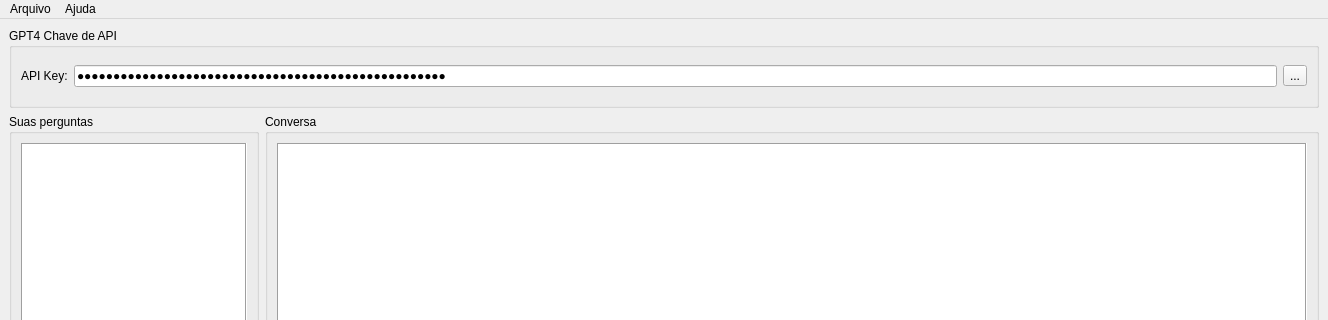
Qt form mainwindow.ui (marciusbezerra/GPT4-C-) before a commit; both pictures show x 0 to 1328 and y 0 to 320 of the 1328 by 833 pixel window.
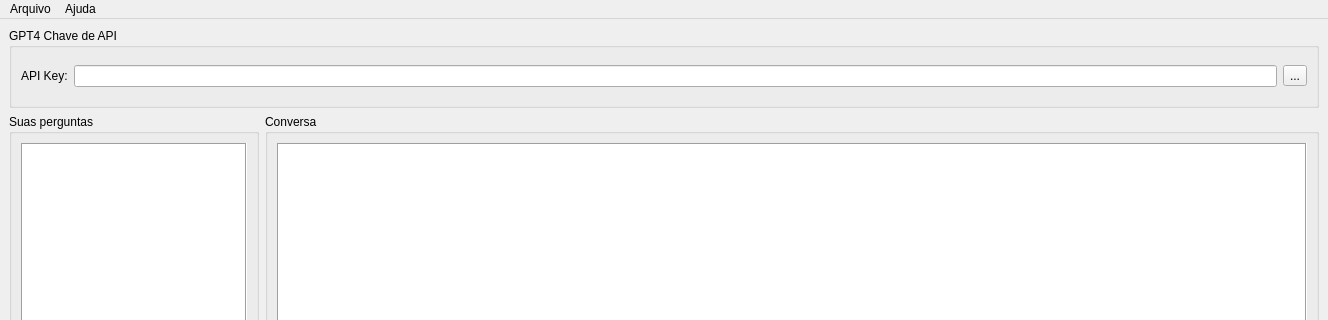
The same form after that commit. Icons and pictures are not drawn.

Commit message: - removing revokated test apikey

```diff
--- a/mainwindow.ui
+++ b/mainwindow.ui
@@ -43,7 +43,7 @@
              <item>
               <widget class="QLineEdit" name="lineEditApiKey">
                <property name="text">
-                <string>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</string>
+                <string/>
                </property>
                <property name="maxLength">
                 <number>200</number>
```
